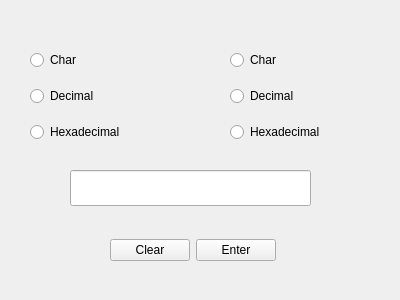
The window that ascii_conversion/basic.ui (NesQuickCoding/Multi-Purpose-Calculator) describes before a commit, drawn with Qt 5.
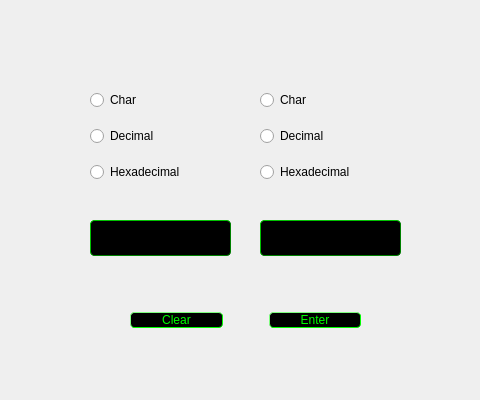
The same window after the commit.

Commit message:
feat: split QLineEdit from 1 to 2 for input and output text.
User can enter input onto the QLineEdit_Input, the output will be produced in QLineEdit_Output. QLineEdit_Output will be ready-only.

```diff
--- a/ascii_conversion/basic.ui
+++ b/ascii_conversion/basic.ui
@@ -6,25 +6,34 @@
    <rect>
     <x>0</x>
     <y>0</y>
-    <width>400</width>
-    <height>300</height>
+    <width>480</width>
+    <height>400</height>
    </rect>
   </property>
+  <property name="minimumSize">
+   <size>
+    <width>480</width>
+    <height>400</height>
+   </size>
+  </property>
   <property name="maximumSize">
    <size>
-    <width>400</width>
-    <height>300</height>
+    <width>480</width>
+    <height>400</height>
    </size>
   </property>
   <property name="windowTitle">
    <string>Form</string>
   </property>
+  <property name="styleSheet">
+   <string notr="true"/>
+  </property>
   <widget class="QWidget" name="horizontalLayoutWidget">
    <property name="geometry">
     <rect>
      <x>90</x>
-     <y>230</y>
-     <width>206</width>
+     <y>300</y>
+     <width>311</width>
      <height>41</height>
     </rect>
    </property>
@@ -34,6 +43,9 @@
       <property name="orientation">
        <enum>Qt::Horizontal</enum>
       </property>
+      <property name="sizeType">
+       <enum>QSizePolicy::Fixed</enum>
+      </property>
       <property name="sizeHint" stdset="0">
        <size>
         <width>40</width>
@@ -44,13 +56,57 @@
     </item>
     <item>
      <widget class="QPushButton" name="clearButton">
+      <property name="styleSheet">
+       <string notr="true">QPushButton{
+    background-color: black;
+	color: lime;
+    border-style: outset;
+    border-width: 1px;
+    border-radius: 4px;
+    border-color: lime;
+}
+
+QPushButton:pressed{
+   background-color : green;
+}</string>
+      </property>
       <property name="text">
        <string>Clear</string>
       </property>
      </widget>
     </item>
+    <item>
+     <spacer name="horizontalSpacer_5">
+      <property name="orientation">
+       <enum>Qt::Horizontal</enum>
+      </property>
+      <property name="sizeType">
+       <enum>QSizePolicy::Fixed</enum>
+      </property>
+      <property name="sizeHint" stdset="0">
+       <size>
+        <width>40</width>
+        <height>20</height>
+       </size>
+      </property>
+     </spacer>
+    </item>
     <item>
      <widget class="QPushButton" name="enterButton">
+      <property name="styleSheet">
+       <string notr="true">QPushButton{
+    background-color: black;
+	color: lime;
+    border-style: outset;
+    border-width: 1px;
+    border-radius: 4px;
+    border-color: lime;
+}
+
+QPushButton:pressed{
+   background-color : green;
+}</string>
+      </property>
       <property name="text">
        <string>Enter</string>
       </property>
@@ -61,6 +117,9 @@
       <property name="orientation">
        <enum>Qt::Horizontal</enum>
       </property>
+      <property name="sizeType">
+       <enum>QSizePolicy::Fixed</enum>
+      </property>
       <property name="sizeHint" stdset="0">
        <size>
         <width>40</width>
@@ -74,8 +133,8 @@
   <widget class="QWidget" name="verticalLayoutWidget">
    <property name="geometry">
     <rect>
-     <x>30</x>
-     <y>40</y>
+     <x>90</x>
+     <y>80</y>
      <width>141</width>
      <height>112</height>
     </rect>
@@ -83,6 +142,9 @@
    <layout class="QVBoxLayout" name="verticalLayout">
     <item>
      <widget class="QRadioButton" name="leftHand_Char">
+      <property name="styleSheet">
+       <string notr="true">QRadioButton {background-color: transparent; color: lime};</string>
+      </property>
       <property name="text">
        <string>Char</string>
       </property>
@@ -90,6 +152,9 @@
     </item>
     <item>
      <widget class="QRadioButton" name="leftHand_Dec">
+      <property name="styleSheet">
+       <string notr="true">QRadioButton {background-color: transparent; color: lime};</string>
+      </property>
       <property name="text">
        <string>Decimal</string>
       </property>
@@ -97,6 +162,9 @@
     </item>
     <item>
      <widget class="QRadioButton" name="leftHand_Hex">
+      <property name="styleSheet">
+       <string notr="true">QRadioButton {background-color: transparent; color: lime};</string>
+      </property>
       <property name="text">
        <string>Hexadecimal</string>
       </property>
@@ -107,8 +175,8 @@
   <widget class="QWidget" name="verticalLayoutWidget_2">
    <property name="geometry">
     <rect>
-     <x>230</x>
-     <y>40</y>
+     <x>260</x>
+     <y>80</y>
      <width>141</width>
      <height>112</height>
     </rect>
@@ -116,6 +184,9 @@
    <layout class="QVBoxLayout" name="verticalLayout_2">
     <item>
      <widget class="QRadioButton" name="rightHand_Char">
+      <property name="styleSheet">
+       <string notr="true">QRadioButton {background-color: transparent; color: lime};</string>
+      </property>
       <property name="text">
        <string>Char</string>
       </property>
@@ -123,6 +194,9 @@
     </item>
     <item>
      <widget class="QRadioButton" name="rightHand_Dec">
+      <property name="styleSheet">
+       <string notr="true">QRadioButton {background-color: transparent; color: lime};</string>
+      </property>
       <property name="text">
        <string>Decimal</string>
       </property>
@@ -130,6 +204,9 @@
     </item>
     <item>
      <widget class="QRadioButton" name="rightHand_Kelvin">
+      <property name="styleSheet">
+       <string notr="true">QRadioButton {background-color: transparent; color: lime};</string>
+      </property>
       <property name="text">
        <string>Hexadecimal</string>
       </property>
@@ -140,11 +217,54 @@
   <widget class="QLineEdit" name="lineEdit">
    <property name="geometry">
     <rect>
-     <x>70</x>
-     <y>170</y>
-     <width>241</width>
+     <x>260</x>
+     <y>220</y>
+     <width>141</width>
      <height>36</height>
     </rect>
+   </property>
+   <property name="styleSheet">
+    <string notr="true">background-color: rgb(0, 0, 0);
+color: lime;
+ border-style: outset;
+    border-width: 1px;
+    border-radius: 4px;
+    border-color: green;
+    padding: 2px;</string>
+   </property>
+   <property name="readOnly">
+    <bool>true</bool>
+   </property>
+  </widget>
+  <widget class="QLineEdit" name="lineEdit_Input">
+   <property name="geometry">
+    <rect>
+     <x>90</x>
+     <y>220</y>
+     <width>141</width>
+     <height>36</height>
+    </rect>
+   </property>
+   <property name="minimumSize">
+    <size>
+     <width>0</width>
+     <height>0</height>
+    </size>
+   </property>
+   <property name="maximumSize">
+    <size>
+     <width>16777215</width>
+     <height>16777215</height>
+    </size>
+   </property>
+   <property name="styleSheet">
+    <string notr="true">background-color: rgb(0, 0, 0);
+color: lime;
+ border-style: outset;
+    border-width: 1px;
+    border-radius: 4px;
+    border-color: green;
+    padding: 2px;</string>
    </property>
   </widget>
  </widget>
```
Left out of the diff: 4 changed lines with no effect on the pictures.
